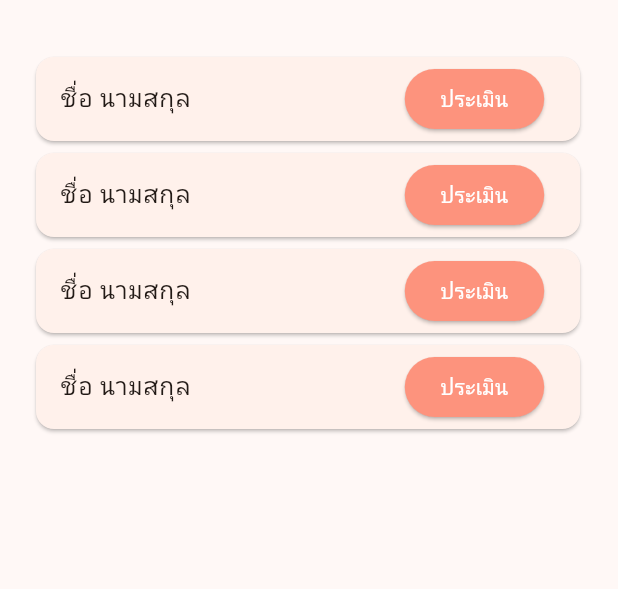
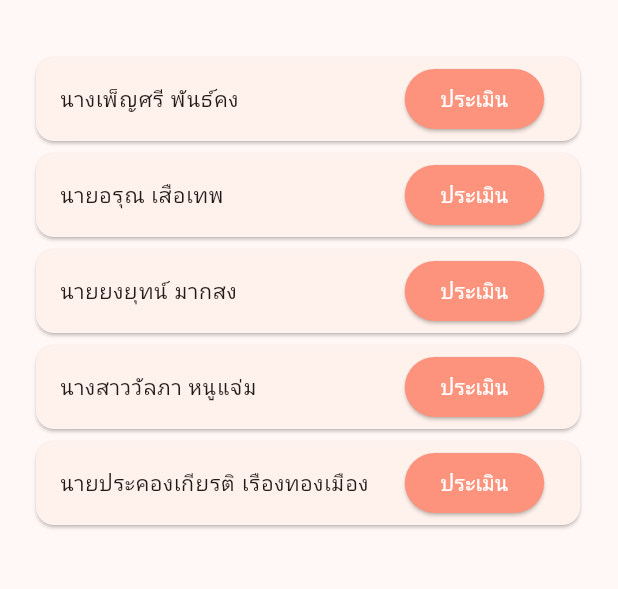
Before and after one commit to pwinzip/era_app, a Flutter app: the VolunteerHomePage screen opened directly, on a phone screen of 412 x 824 dp, the part 63-652 px from its top. Run offline on Flutter 3.47's test engine with Material 3 defaults, Android fonts, the phone set to English and light mode, and no system bars; drawn by our look-alikes of flutter_advanced_drawer; our stand-ins replace custom_radio_grouped_button, flutter_form_builder, form_builder_validators, google_fonts, syncfusion_flutter_gauges.

```diff
--- a/lib/pages/volunteer_pages/assessmentpage_home.dart
+++ b/lib/pages/volunteer_pages/assessmentpage_home.dart
@@ -97,7 +97,7 @@ class _AssHomePageState extends State<AssHomePage> {
                   contentPadding: EdgeInsets.only(right: 16),
                   tileColor: Color(0xFFEAEAEA),
                   title: Text(
-                    "ผู้สูงอายุ ชื่อ นามสกุล",
+                    "นางเพ็ญศรี พันธ์คง",
                     style: TextStyle(fontSize: 16, color: Color(0xFF656363)),
                     textAlign: TextAlign.right,
                   ),
--- a/lib/pages/volunteer_pages/assessmentpage_one.dart
+++ b/lib/pages/volunteer_pages/assessmentpage_one.dart
@@ -86,7 +86,7 @@ class _AssessmentPartOneState extends State<AssessmentPartOne> {
                   contentPadding: EdgeInsets.only(right: 16),
                   tileColor: Color(0xFFEAEAEA),
                   title: Text(
-                    "ผู้สูงอายุ ชื่อ นามสกุล",
+                    "นางเพ็ญศรี พันธ์คง",
                     style: TextStyle(fontSize: 16, color: Color(0xFF656363)),
                     textAlign: TextAlign.right,
                   ),
--- a/lib/pages/volunteer_pages/assessmentpage_profile.dart
+++ b/lib/pages/volunteer_pages/assessmentpage_profile.dart
@@ -112,7 +112,7 @@ class _AssProfileState extends State<AssProfile> {
                   contentPadding: EdgeInsets.only(right: 16),
                   tileColor: Color(0xFFEAEAEA),
                   title: Text(
-                    "ผู้สูงอายุ ชื่อ นามสกุล",
+                    "นางเพ็ญศรี พันธ์คง",
                     style: TextStyle(fontSize: 16, color: Color(0xFF656363)),
                     textAlign: TextAlign.right,
                   ),
--- a/lib/pages/volunteer_pages/assessmentpage_result.dart
+++ b/lib/pages/volunteer_pages/assessmentpage_result.dart
@@ -69,7 +69,7 @@ class _AssessmentResultState extends State<AssessmentResult> {
                   contentPadding: EdgeInsets.only(right: 16),
                   tileColor: Color(0xFFEAEAEA),
                   title: Text(
-                    "ผู้สูงอายุ ชื่อ นามสกุล",
+                    "นางเพ็ญศรี พันธ์คง",
                     style: TextStyle(fontSize: 16, color: Color(0xFF656363)),
                     textAlign: TextAlign.right,
                   ),
--- a/lib/pages/volunteer_pages/assessmentpage_two.dart
+++ b/lib/pages/volunteer_pages/assessmentpage_two.dart
@@ -94,7 +94,7 @@ class _AssessmentPartTwoState extends State<AssessmentPartTwo> {
                   contentPadding: EdgeInsets.only(right: 16),
                   tileColor: Color(0xFFEAEAEA),
                   title: Text(
-                    "ผู้สูงอายุ ชื่อ นามสกุล",
+                    "นางเพ็ญศรี พันธ์คง",
                     style: TextStyle(fontSize: 16, color: Color(0xFF656363)),
                     textAlign: TextAlign.right,
                   ),
--- a/lib/pages/volunteer_pages/volunteer_homepage.dart
+++ b/lib/pages/volunteer_pages/volunteer_homepage.dart
@@ -76,10 +76,11 @@ class _VolunteerHomePageState extends State<VolunteerHomePage> {
                   //   ),
                   // ),
                   // Future builder list of elder
-                  elderList(),
-                  elderList(),
-                  elderList(),
-                  elderList(),
+                  elderList(name: "นางเพ็ญศรี พันธ์คง"),
+                  elderList(name: "นายอรุณ เสือเทพ"),
+                  elderList(name: "นายยงยุทน์ มากสง"),
+                  elderList(name: "นางสาววัลภา หนูแจ่ม"),
+                  elderList(name: "นายประคองเกียรติ เรืองทองเมือง")
                 ],
               ),
             ),
@@ -89,11 +90,14 @@ class _VolunteerHomePageState extends State<VolunteerHomePage> {
     );
   }
 
-  Widget elderList() {
+  Widget elderList({required String name}) {
     return Card(
       child: ListTile(
         onTap: () {},
-        title: const Text("ชื่อ นามสกุล"),
+        title: Text(
+          name,
+          style: TextStyle(fontSize: 14),
+        ),
         trailing: ElevatedButton(
           style: ButtonStyle(
               backgroundColor:
```
